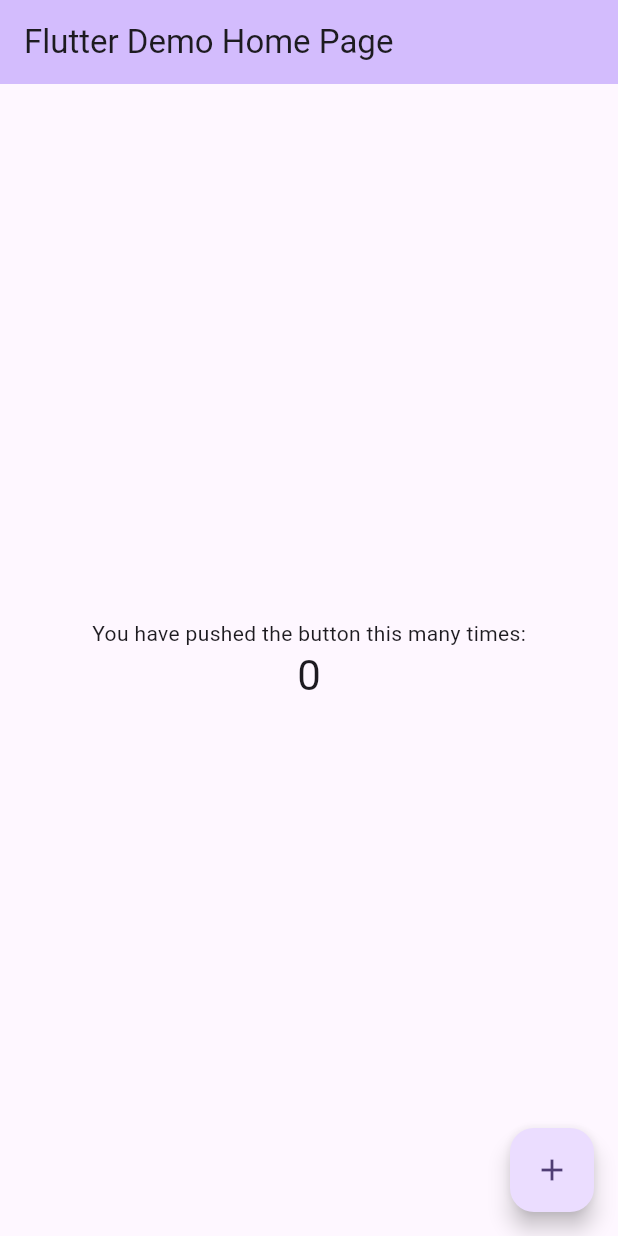
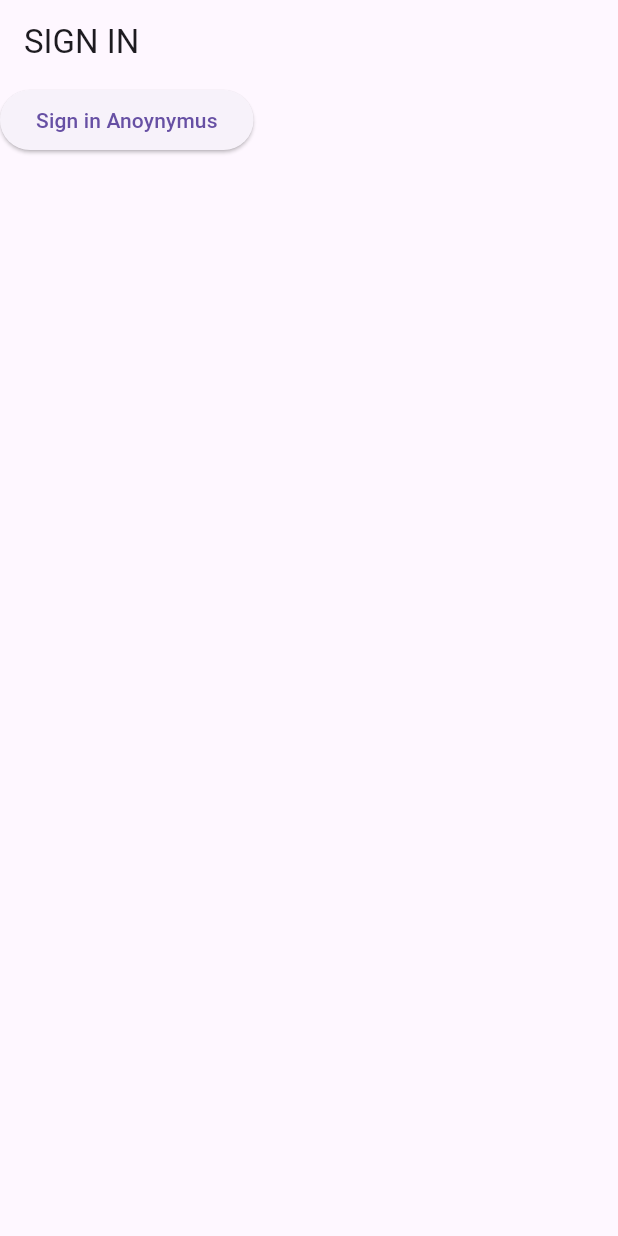
Before and after one commit to ordizy/ordizy-mobile, a Flutter app: the screen it shows after launch, on a phone screen of 412 x 824 dp. Run offline on Flutter 3.47's test engine with Material 3 defaults, Android fonts, the phone set to English and light mode, and no system bars; our stand-ins replace cloud_firestore, firebase_auth, firebase_core; accounts and stored records are empty.

Commit message:
authentication

```diff
--- a/lib/main.dart
+++ b/lib/main.dart
@@ -1,125 +1,36 @@
 import 'package:flutter/material.dart';
 
-void main() {
+// Firebase
+import 'package:firebase_core/firebase_core.dart';
+import 'package:ordizy/models/UserModel.dart';
+import 'package:ordizy/screens/wrapper.dart';
+import 'package:ordizy/services/auth.dart';
+import 'package:provider/provider.dart';
+import 'firebase_options.dart';
+
+
+void main() async{
+
+  WidgetsFlutterBinding.ensureInitialized();
+  await Firebase.initializeApp(
+    options: DefaultFirebaseOptions.currentPlatform,
+  );
+
+
   runApp(const MyApp());
 }
 
 class MyApp extends StatelessWidget {
   const MyApp({super.key});
 
-  // This widget is the root of your application.
   @override
   Widget build(BuildContext context) {
-    return MaterialApp(
-      title: 'Flutter Demo',
-      theme: ThemeData(
-        // This is the theme of your application.
-        //
-        // TRY THIS: Try running your application with "flutter run". You'll see
-        // the application has a purple toolbar. Then, without quitting the app,
-        // try changing the seedColor in the colorScheme below to Colors.green
-        // and then invoke "hot reload" (save your changes or press the "hot
-        // reload" button in a Flutter-supported IDE, or press "r" if you used
-        // the command line to start the app).
-        //
-        // Notice that the counter didn't reset back to zero; the application
-        // state is not lost during the reload. To reset the state, use hot
-        // restart instead.
-        //
-        // This works for code too, not just values: Most code changes can be
-        // tested with just a hot reload.
-        colorScheme: ColorScheme.fromSeed(seedColor: Colors.deepPurple),
-        useMaterial3: true,
-      ),
-      home: const MyHomePage(title: 'Flutter Demo Home Page'),
+    return StreamProvider<UserModel?>.value(
+        initialData: UserModel(uid:""),
+        value: AuthServices().user,
+        child: MaterialApp(
+          home: Wrapper(),
+        ),
     );
   }
 }
-
-class MyHomePage extends StatefulWidget {
-  const MyHomePage({super.key, required this.title});
-
-  // This widget is the home page of your application. It is stateful, meaning
-  // that it has a State object (defined below) that contains fields that affect
-  // how it looks.
-
-  // This class is the configuration for the state. It holds the values (in this
-  // case the title) provided by the parent (in this case the App widget) and
-  // used by the build method of the State. Fields in a Widget subclass are
-  // always marked "final".
-
-  final String title;
-
-  @override
-  State<MyHomePage> createState() => _MyHomePageState();
-}
-
-class _MyHomePageState extends State<MyHomePage> {
-  int _counter = 0;
-
-  void _incrementCounter() {
-    setState(() {
-      // This call to setState tells the Flutter framework that something has
-      // changed in this State, which causes it to rerun the build method below
-      // so that the display can reflect the updated values. If we changed
-      // _counter without calling setState(), then the build method would not be
-      // called again, and so nothing would appear to happen.
-      _counter++;
-    });
-  }
-
-  @override
-  Widget build(BuildContext context) {
-    // This method is rerun every time setState is called, for instance as done
-    // by the _incrementCounter method above.
-    //
-    // The Flutter framework has been optimized to make rerunning build methods
-    // fast, so that you can just rebuild anything that needs updating rather
-    // than having to individually change instances of widgets.
-    return Scaffold(
-      appBar: AppBar(
-        // TRY THIS: Try changing the color here to a specific color (to
-        // Colors.amber, perhaps?) and trigger a hot reload to see the AppBar
-        // change color while the other colors stay the same.
-        backgroundColor: Theme.of(context).colorScheme.inversePrimary,
-        // Here we take the value from the MyHomePage object that was created by
-        // the App.build method, and use it to set our appbar title.
-        title: Text(widget.title),
-      ),
-      body: Center(
-        // Center is a layout widget. It takes a single child and positions it
-        // in the middle of the parent.
-        child: Column(
-          // Column is also a layout widget. It takes a list of children and
-          // arranges them vertically. By default, it sizes itself to fit its
-          // children horizontally, and tries to be as tall as its parent.
-          //
-          // Column has various properties to control how it sizes itself and
-          // how it positions its children. Here we use mainAxisAlignment to
-          // center the children vertically; the main axis here is the vertical
-          // axis because Columns are vertical (the cross axis would be
-          // horizontal).
-          //
-          // TRY THIS: Invoke "debug painting" (choose the "Toggle Debug Paint"
-          // action in the IDE, or press "p" in the console), to see the
-          // wireframe for each widget.
-          mainAxisAlignment: MainAxisAlignment.center,
-          children: <Widget>[
-            const Text(
-              'You have pushed the button this many times:',
-            ),
-            Text(
-              '$_counter',
-              style: Theme.of(context).textTheme.headlineMedium,
-            ),
-          ],
-        ),
-      ),
-      floatingActionButton: FloatingActionButton(
-        onPressed: _incrementCounter,
-        tooltip: 'Increment',
-        child: const Icon(Icons.add),
-      ), // This trailing comma makes auto-formatting nicer for build methods.
-    );
-  }
-}
--- /dev/null
+++ b/lib/models/UserModel.dart
@@ -0,0 +1,7 @@
+// creta a user with UID
+
+class UserModel{
+  final String uid;
+
+  UserModel({required this.uid});
+}
--- /dev/null
+++ b/lib/screens/authentication/authenticate.dart
@@ -0,0 +1,17 @@
+import 'package:flutter/material.dart';
+import 'package:ordizy/screens/authentication/register.dart';
+import 'package:ordizy/screens/authentication/sign_in.dart';
+
+class Authenticate extends StatefulWidget {
+  const Authenticate({super.key});
+
+  @override
+  State<Authenticate> createState() => _AuthenticateState();
+}
+
+class _AuthenticateState extends State<Authenticate> {
+  @override
+  Widget build(BuildContext context) {
+    return Sign_In();
+  }
+}
--- /dev/null
+++ b/lib/screens/authentication/sign_in.dart
@@ -0,0 +1,35 @@
+import 'package:flutter/material.dart';
+
+import '../../services/auth.dart';
+
+class Sign_In extends StatefulWidget {
+  const Sign_In({super.key});
+
+  @override
+  State<Sign_In> createState() => _Sign_InState();
+}
+
+class _Sign_InState extends State<Sign_In> {
+  //ref for the authServices class
+  final AuthServices _auth=AuthServices();
+
+  @override
+  Widget build(BuildContext context) {
+    return Scaffold(
+      appBar: AppBar(title: Text("SIGN IN"),
+      ),
+      body: ElevatedButton(child: Text("Sign in Anoynymus"),
+      onPressed: () async{
+        dynamic result=await _auth.signInAnonymously();
+
+        if(result==null){
+          print("error in sign in anonymusly");
+        }else{
+          print("signed in annonymusly");
+          print(result.uid);
+        }
+      },
+      ),
+    );
+  }
+}
--- /dev/null
+++ b/lib/screens/home.dart
@@ -0,0 +1,64 @@
+import 'package:flutter/material.dart';
+import 'package:ordizy/services/auth.dart';
+
+class Home extends StatelessWidget {
+
+
+  //create object from AuthService
+  final AuthServices _auth=AuthServices();
+  @override
+  Widget build(BuildContext context) {
+    return MaterialApp(
+      home: Scaffold(
+        appBar: AppBar(
+          title: const Text("Home"),
+          actions: [
+            ElevatedButton(onPressed: () async {
+              await _auth.signOut();
+            },
+              child: const Icon(Icons.logout),
+            )
+          ],
+        ),
+        body: Padding(
+          padding: const EdgeInsets.all(16.0),
+          child: Column(
+            mainAxisAlignment: MainAxisAlignment.center,
+            crossAxisAlignment: CrossAxisAlignment.stretch,
+            children: [
+              const Text(
+                'Welcome to the Home Screen!',
+                style: TextStyle(fontSize: 24, fontWeight: FontWeight.bold),
+                textAlign: TextAlign.center,
+              ),
+              const SizedBox(height: 20),
+              ElevatedButton(
+                onPressed: () {
+                  // Add your navigation or functionality here
+                  print("Button 1 Pressed");
+                },
+                child: const Text("Go to Page 1"),
+              ),
+              const SizedBox(height: 10),
+              ElevatedButton(
+                onPressed: () {
+                  // Add your navigation or functionality here
+                  print("Button 2 Pressed");
+                },
+                child: const Text("Go to Page 2"),
+              ),
+              const SizedBox(height: 10),
+              ElevatedButton(
+                onPressed: () {
+                  // Add your navigation or functionality here
+                  print("Button 3 Pressed");
+                },
+                child: const Text("Go to Page 3"),
+              ),
+            ],
+          ),
+        ),
+      ),
+    );
+  }
+}
--- /dev/null
+++ b/lib/screens/wrapper.dart
@@ -0,0 +1,22 @@
+import 'package:flutter/material.dart';
+import 'package:ordizy/screens/authentication/authenticate.dart';
+import 'package:ordizy/screens/home.dart';
+import 'package:provider/provider.dart';
+
+import '../models/UserModel.dart';
+
+class Wrapper extends StatelessWidget {
+  const Wrapper({super.key});
+
+  @override
+  Widget build(BuildContext context) {
+
+    final user=Provider.of<UserModel?>(context);
+
+    if(user==null){
+      return Authenticate();
+    }else{
+      return Home();
+    }
+  }
+}
--- /dev/null
+++ b/lib/services/firestore_service.dart
@@ -0,0 +1,5 @@
+import 'package:cloud_firestore/cloud_firestore.dart';
+
+class FirestoreService{
+  static final ref=FirebaseFirestore.instance.collection('characters');
+}
--- a/pubspec.yaml
+++ b/pubspec.yaml
@@ -35,6 +35,10 @@ dependencies:
   # The following adds the Cupertino Icons font to your application.
   # Use with the CupertinoIcons class for iOS style icons.
   cupertino_icons: ^1.0.6
+  firebase_core: ^3.3.0
+  firebase_auth: 5.1.2
+  cloud_firestore: ^5.2.1
+  provider: ^6.1.2
 
 dev_dependencies:
   flutter_test:
```
Also changed, not shown: lib/screens/authentication/register.dart (added, +15 -0 lines), lib/services/auth.dart (added, +57 -0 lines), firebase.json (added), lib/firebase_options.dart (added), pubspec.lock, 6 other files.
